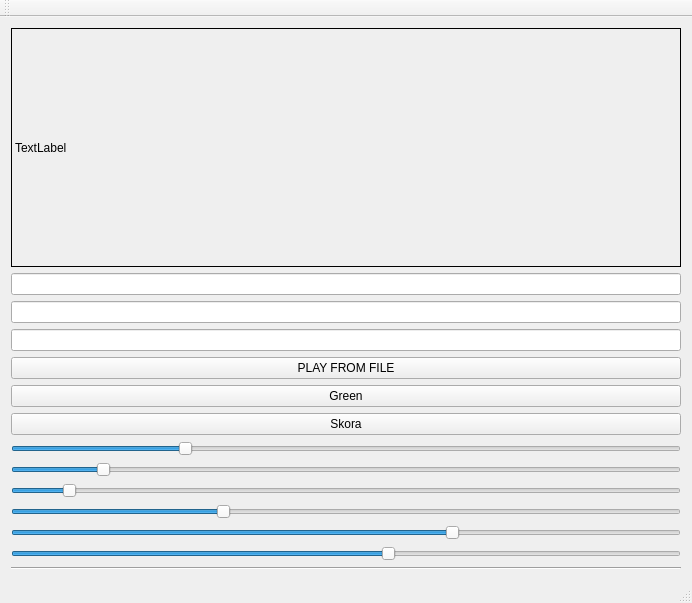
First picture: the form in Projekt/podstawa/mainwindow.ui, repository Strydrath/GestureDetection, before the edit.
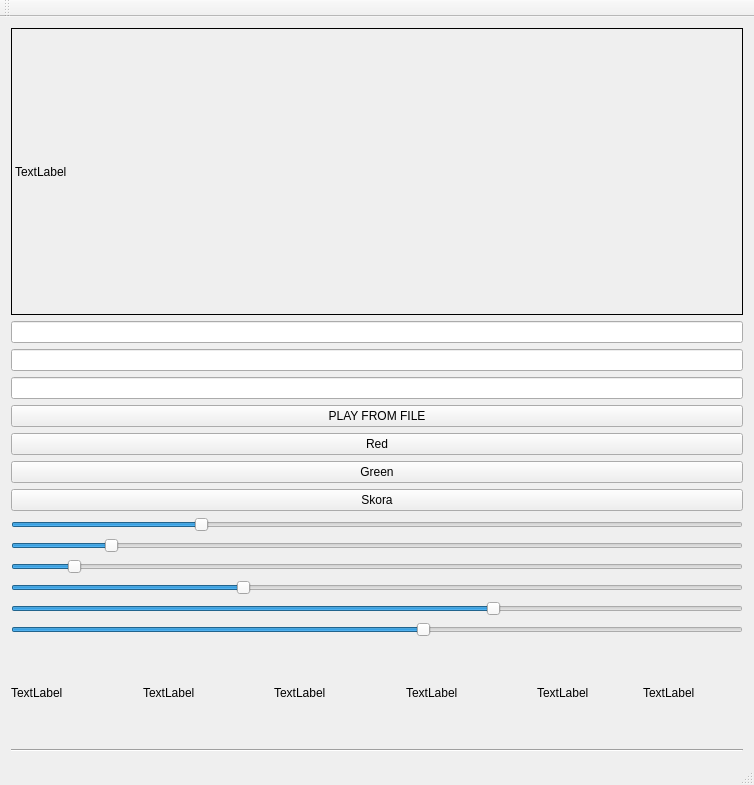
Second picture: the form after the edit.

The edit to the form file:
```diff
--- a/Projekt/podstawa/mainwindow.ui
+++ b/Projekt/podstawa/mainwindow.ui
@@ -6,8 +6,8 @@
    <rect>
     <x>0</x>
     <y>0</y>
-    <width>692</width>
-    <height>603</height>
+    <width>754</width>
+    <height>785</height>
    </rect>
   </property>
   <property name="windowTitle">
@@ -53,6 +53,13 @@
       </property>
      </widget>
     </item>
+    <item>
+     <widget class="QPushButton" name="pushButton_2">
+      <property name="text">
+       <string>Red</string>
+      </property>
+     </widget>
+    </item>
     <item>
      <widget class="QPushButton" name="Green">
       <property name="text">
@@ -145,6 +152,70 @@
       </property>
      </widget>
     </item>
+    <item>
+     <layout class="QHBoxLayout" name="horizontalLayout">
+      <item>
+       <widget class="QLabel" name="label1">
+        <property name="layoutDirection">
+         <enum>Qt::LeftToRight</enum>
+        </property>
+        <property name="text">
+         <string>TextLabel</string>
+        </property>
+       </widget>
+      </item>
+      <item>
+       <widget class="QLabel" name="label2">
+        <property name="text">
+         <string>TextLabel</string>
+        </property>
+       </widget>
+      </item>
+      <item>
+       <widget class="QLabel" name="label3">
+        <property name="text">
+         <string>TextLabel</string>
+        </property>
+       </widget>
+      </item>
+      <item>
+       <widget class="QLabel" name="label4">
+        <property name="text">
+         <string>TextLabel</string>
+        </property>
+       </widget>
+      </item>
+      <item>
+       <widget class="QLabel" name="label5">
+        <property name="maximumSize">
+         <size>
+          <width>100</width>
+          <height>100</height>
+         </size>
+        </property>
+        <property name="text">
+         <string>TextLabel</string>
+        </property>
+       </widget>
+      </item>
+      <item>
+       <widget class="QLabel" name="label6">
+        <property name="enabled">
+         <bool>true</bool>
+        </property>
+        <property name="maximumSize">
+         <size>
+          <width>100</width>
+          <height>100</height>
+         </size>
+        </property>
+        <property name="text">
+         <string>TextLabel</string>
+        </property>
+       </widget>
+      </item>
+     </layout>
+    </item>
     <item>
      <widget class="Line" name="line">
       <property name="orientation">
```
Left out of the diff: 4 changed lines with no effect on the pictures.
